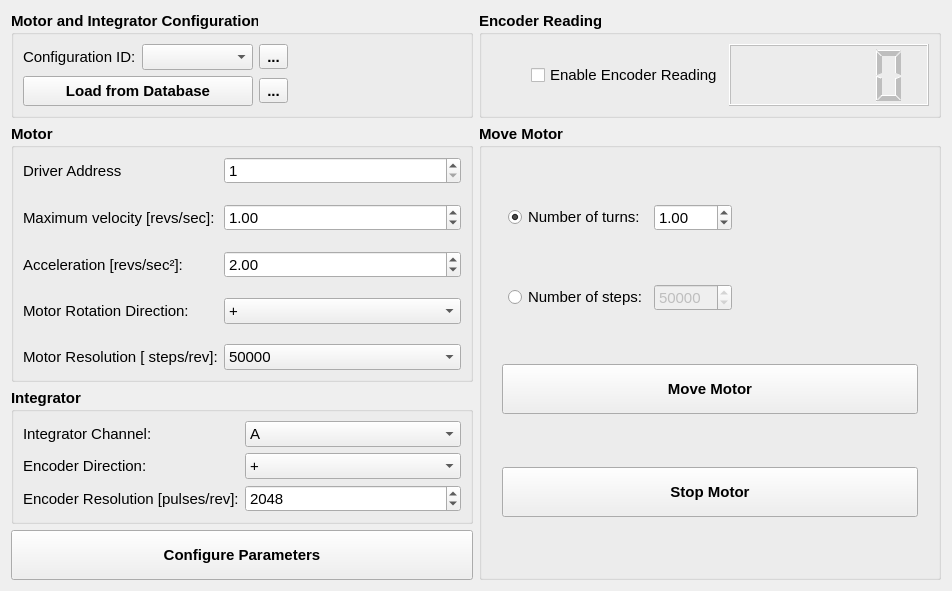
Old version of the form helmholtz/gui/ui/motorintegratorwidget.ui in the repository lnls-ima/helmholtz-coil-control.
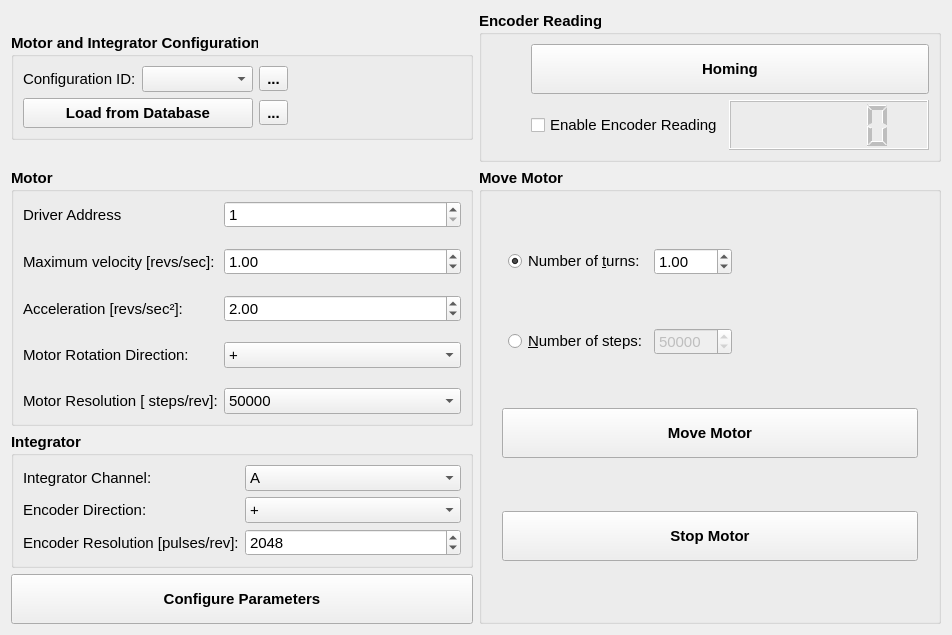
New version of the form. Icons and pictures are not drawn.

Commit message: Adding homing button

The edit to the form file:
```diff
--- a/helmholtz/gui/ui/motorintegratorwidget.ui
+++ b/helmholtz/gui/ui/motorintegratorwidget.ui
@@ -7,7 +7,7 @@
     <x>0</x>
     <y>0</y>
     <width>952</width>
-    <height>552</height>
+    <height>584</height>
    </rect>
   </property>
   <property name="font">
@@ -150,8 +150,27 @@
      <property name="checkable">
       <bool>false</bool>
      </property>
-     <layout class="QHBoxLayout" name="horizontalLayout">
-      <item>
+     <layout class="QGridLayout" name="gridLayout_3">
+      <item row="1" column="2">
+       <widget class="QLCDNumber" name="lcd_encoder">
+        <property name="enabled">
+         <bool>false</bool>
+        </property>
+        <property name="minimumSize">
+         <size>
+          <width>200</width>
+          <height>50</height>
+         </size>
+        </property>
+        <property name="font">
+         <font>
+          <weight>50</weight>
+          <bold>false</bold>
+         </font>
+        </property>
+       </widget>
+      </item>
+      <item row="1" column="0">
        <spacer name="horizontalSpacer_2">
         <property name="orientation">
          <enum>Qt::Horizontal</enum>
@@ -164,7 +183,7 @@
         </property>
        </spacer>
       </item>
-      <item alignment="Qt::AlignRight">
+      <item row="1" column="1">
        <widget class="QCheckBox" name="chb_encoder">
         <property name="font">
          <font>
@@ -177,22 +196,16 @@
         </property>
        </widget>
       </item>
-      <item>
-       <widget class="QLCDNumber" name="lcd_encoder">
-        <property name="enabled">
-         <bool>false</bool>
-        </property>
+      <item row="0" column="1" colspan="2">
+       <widget class="QPushButton" name="pbt_homing">
         <property name="minimumSize">
          <size>
-          <width>200</width>
+          <width>0</width>
           <height>50</height>
          </size>
         </property>
-        <property name="font">
-         <font>
-          <weight>50</weight>
-          <bold>false</bold>
-         </font>
+        <property name="text">
+         <string>Homing</string>
         </property>
        </widget>
       </item>
@@ -674,7 +687,7 @@
          </font>
         </property>
         <property name="text">
-         <string>Number of steps:</string>
+         <string>&amp;Number of steps:</string>
         </property>
        </widget>
       </item>
@@ -687,7 +700,7 @@
          </font>
         </property>
         <property name="text">
-         <string>Number of turns:</string>
+         <string>Number of &amp;turns:</string>
         </property>
         <property name="checked">
          <bool>true</bool>
```
The commit also changes 1 other file.
